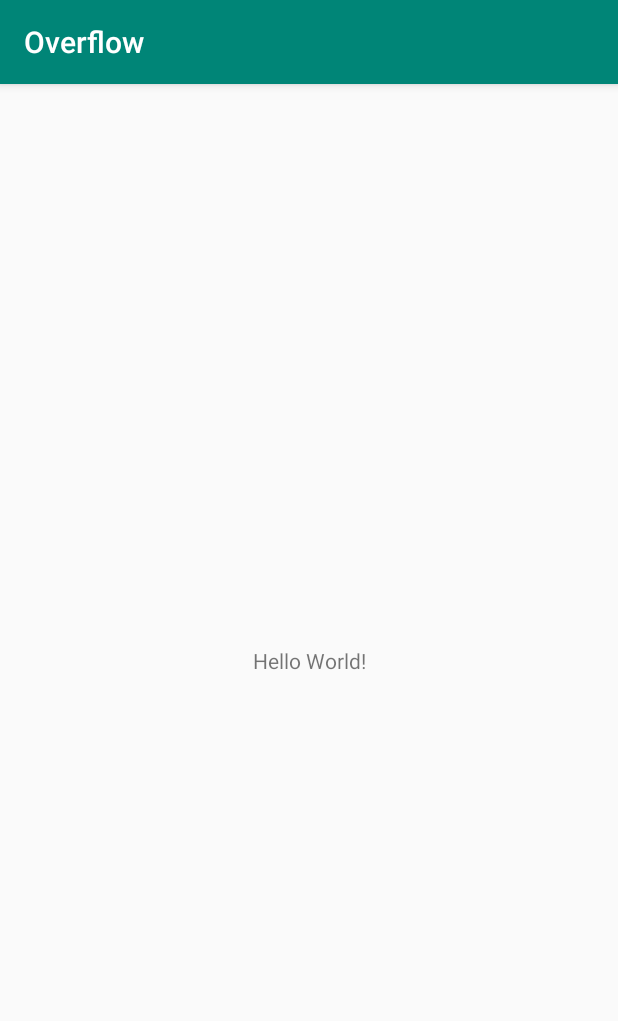
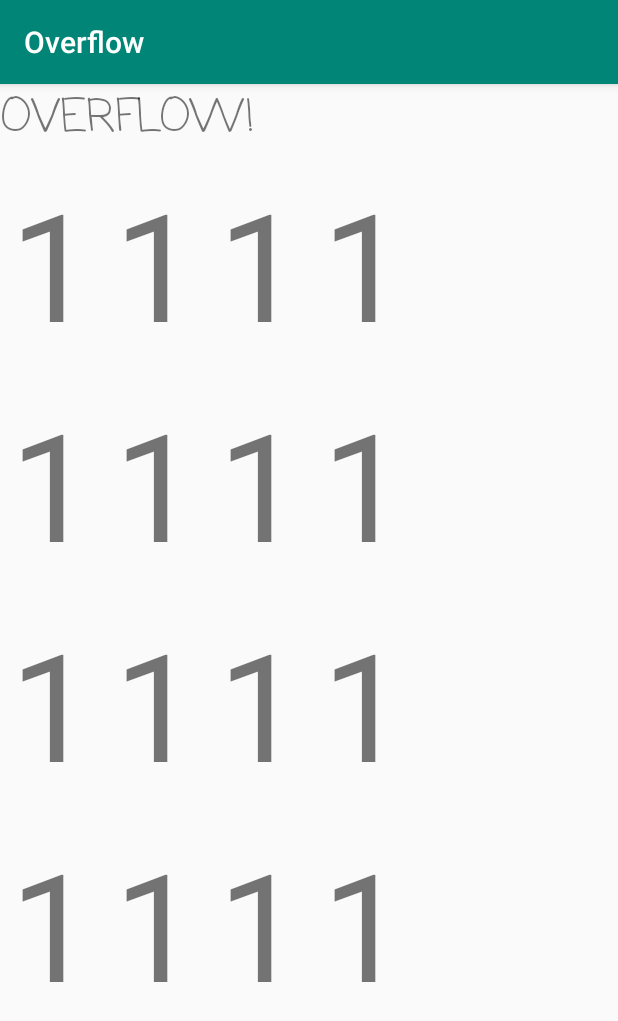
Before and after one commit to kikifreena/Overflow, an Android app: the screen it shows after launch (MainActivity), on a phone screen of 412 x 824 dp. Shown: the top 1021 px of the screen. Run offline under Robolectric (Android 15) with nearby library versions, the phone set to English and light mode, and no system bars.

Commit message:
Overflowing works, but runs out of memory if it's too complicated.

```diff
--- a/app/src/main/java/edu/mills/overflo/MainActivity.java
+++ b/app/src/main/java/edu/mills/overflo/MainActivity.java
@@ -1,13 +1,83 @@
 package edu.mills.overflo;
 
+import android.os.Bundle;
 import android.support.v7.app.AppCompatActivity;
-import android.os.Bundle;
+import android.support.v7.widget.GridLayout;
+import android.view.View;
+import android.widget.TextView;
+
+import java.util.ArrayList;
 
 public class MainActivity extends AppCompatActivity {
+
+    private static final int sideSize = 4;
+    private static int size;
+    private static TextView[] textViews;
 
     @Override
     protected void onCreate(Bundle savedInstanceState) {
         super.onCreate(savedInstanceState);
         setContentView(R.layout.activity_main);
+        GridLayout gridLayout = findViewById(R.id.grid);
+        size = sideSize * sideSize;
+        gridLayout.setColumnCount(sideSize);
+        textViews = new TextView[size];
+        for (int i = 0; i < size; i++) {
+            textViews[i] = new TextView(this);
+            textViews[i].setText(R.string.x);
+            textViews[i].setTextSize(100);
+            textViews[i].setPadding(10, 10, 10, 10);
+            textViews[i].setId(i);
+            gridLayout.addView(textViews[i]);
+        }
+        for (final TextView textView : textViews) {
+            textView.setOnClickListener(new View.OnClickListener() {
+                @Override
+                public void onClick(View v) {
+                    setAllValues(textView);
+                }
+            });
+        }
+    }
+
+    private void setAllValues(TextView textView) {
+        setNextValue(textView, textView.getText().toString());
+    }
+
+    private void setNextValue(TextView textView, String current) {
+        if (current.equals("1")) {
+            textView.setText("2");
+        } else if (current.equals("2")) {
+            textView.setText("3");
+        } else if (current.equals("3")) {
+            textView.setText("1");
+            ArrayList<Integer> neighbors = findNeighbors(textView.getId());
+            System.out.println(neighbors);
+            for (int n : neighbors) {
+                System.out.println(textViews[n].getText().toString());
+                setNextValue(textViews[n], textViews[n].getText().toString());
+            }
+        }
+    }
+
+    private ArrayList<Integer> findNeighbors(int current) {
+        ArrayList<Integer> neighbors = new ArrayList<>();
+        int top = current - sideSize;
+        if (top >= 0) {
+            neighbors.add(top);
+        }
+        int left = current - 1;
+        if (left % sideSize != sideSize - 1 && left >=0) {
+            neighbors.add(left);
+        }
+        int right = current + 1;
+        if (right % sideSize != 0 && right >=0) {
+            neighbors.add(right);
+        }
+        int bottom = current + sideSize;
+        if (bottom < size) {
+            neighbors.add(bottom);
+        }
+        return neighbors;
     }
 }
--- a/app/src/main/res/layout/activity_main.xml
+++ b/app/src/main/res/layout/activity_main.xml
@@ -1,18 +1,25 @@
 <?xml version="1.0" encoding="utf-8"?>
-<android.support.constraint.ConstraintLayout xmlns:android="http://schemas.android.com/apk/res/android"
+<android.widget.LinearLayout xmlns:android="http://schemas.android.com/apk/res/android"
     xmlns:app="http://schemas.android.com/apk/res-auto"
     xmlns:tools="http://schemas.android.com/tools"
     android:layout_width="match_parent"
     android:layout_height="match_parent"
+    android:orientation="vertical"
     tools:context=".MainActivity">
 
     <TextView
         android:layout_width="wrap_content"
         android:layout_height="wrap_content"
-        android:text="Hello World!"
-        app:layout_constraintBottom_toBottomOf="parent"
-        app:layout_constraintLeft_toLeftOf="parent"
-        app:layout_constraintRight_toRightOf="parent"
-        app:layout_constraintTop_toTopOf="parent" />
+        android:fontFamily="casual"
+        android:text="OVERFLOW!"
+        android:textSize="30sp" />
 
-</android.support.constraint.ConstraintLayout>
+    <android.support.v7.widget.GridLayout
+        android:id="@+id/grid"
+        android:layout_width="match_parent"
+        android:layout_height="match_parent"
+        app:columnCount="3">
+    </android.support.v7.widget.GridLayout>
+
+
+</android.widget.LinearLayout>
--- a/app/src/main/res/values/strings.xml
+++ b/app/src/main/res/values/strings.xml
@@ -1,3 +1,4 @@
 <resources>
     <string name="app_name">Overflow</string>
+    <string name="x">1</string>
 </resources>
```
